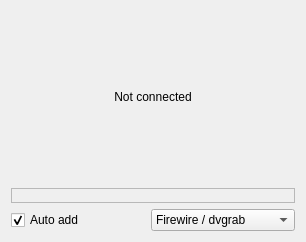
The window that src/widgets/recmonitor_ui.ui (KDE/kdenlive) describes before a commit, drawn with Qt 5.
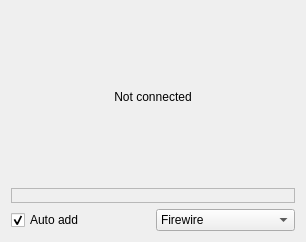
The same window after the commit. Custom widgets are drawn as their Qt base class.

What changed in the file:
```diff
--- a/src/widgets/recmonitor_ui.ui
+++ b/src/widgets/recmonitor_ui.ui
@@ -56,12 +56,12 @@
     <widget class="KComboBox" name="device_selector" >
      <item>
       <property name="text" >
-       <string>Firewire / dvgrab</string>
+       <string>Firewire</string>
       </property>
      </item>
      <item>
       <property name="text" >
-       <string>Video4Linux / ffmpeg</string>
+       <string>Video4Linux</string>
       </property>
      </item>
     </widget>
```
